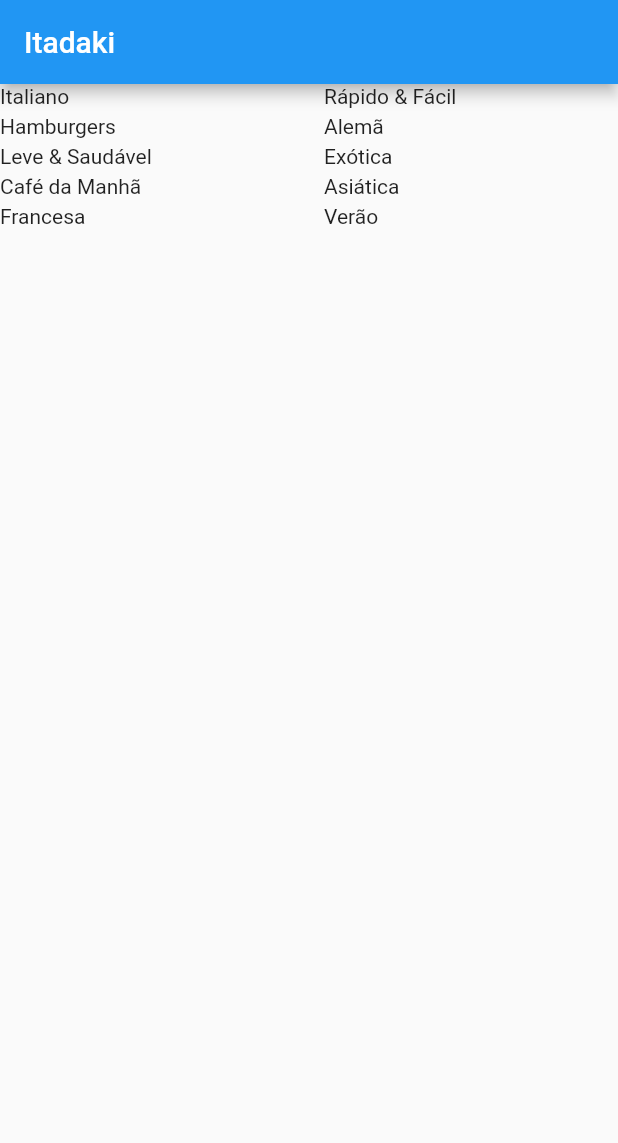
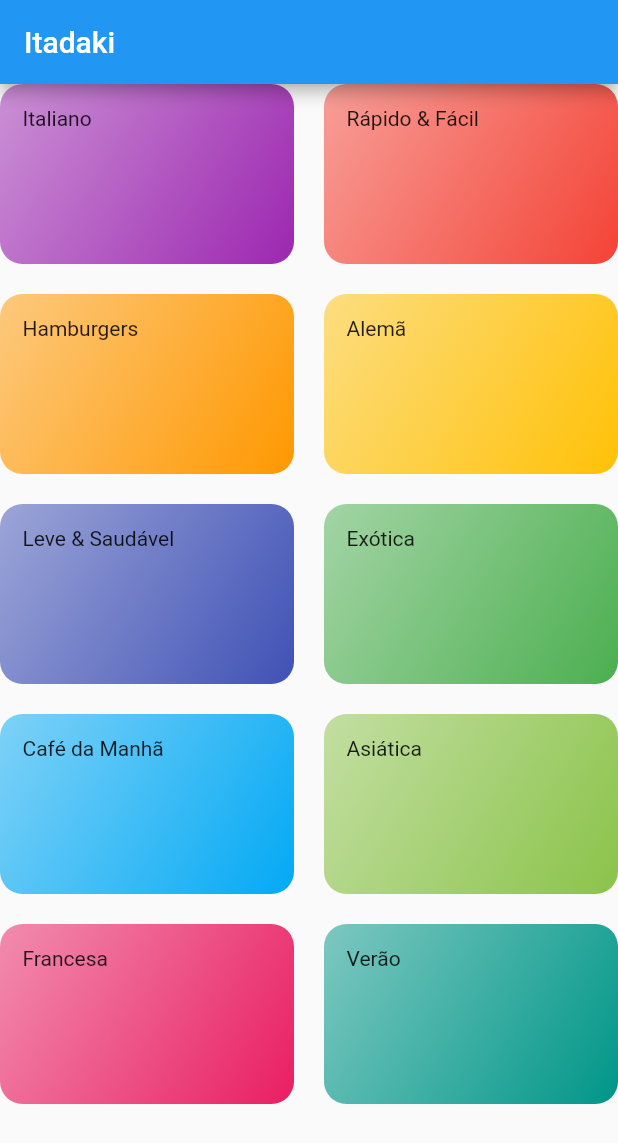
Before and after one commit to AllanCicceri/mealsapp, a Flutter app: the screen it shows after launch, on a phone screen of 412 x 824 dp. Shown: the top 1143 px of the screen. Run offline on Flutter 3.47's test engine with Material 2 defaults, Android fonts, the phone set to English and light mode, and no system bars.

Commit message:
add: gradient colors to categories

```diff
--- a/lib/components/category_component.dart
+++ b/lib/components/category_component.dart
@@ -9,7 +9,19 @@ class CategoryComponent extends StatelessWidget {
   @override
   Widget build(BuildContext context) {
     return Container(
+      padding: EdgeInsets.all(15),
       child: Text(category.title),
+      decoration: BoxDecoration(
+        gradient: LinearGradient(
+          colors: [
+            category.color.withOpacity(0.5),
+            category.color,
+          ],
+          begin: Alignment.topLeft,
+          end: Alignment.bottomRight,
+        ),
+        borderRadius: BorderRadius.circular(15),
+      ),
     );
   }
 }
--- a/lib/screens/categories_screen.dart
+++ b/lib/screens/categories_screen.dart
@@ -16,7 +16,8 @@ class CategoriesScreen extends StatelessWidget {
             maxCrossAxisExtent: 200,
             childAspectRatio: 3 / 2,
             crossAxisSpacing: 20,
-            mainAxisExtent: 20,
+            mainAxisSpacing: 20,
+            mainAxisExtent: 120,
           ),
           children: DUMMY_CATEGORIES.map((cat) {
             return CategoryComponent(cat);
```
